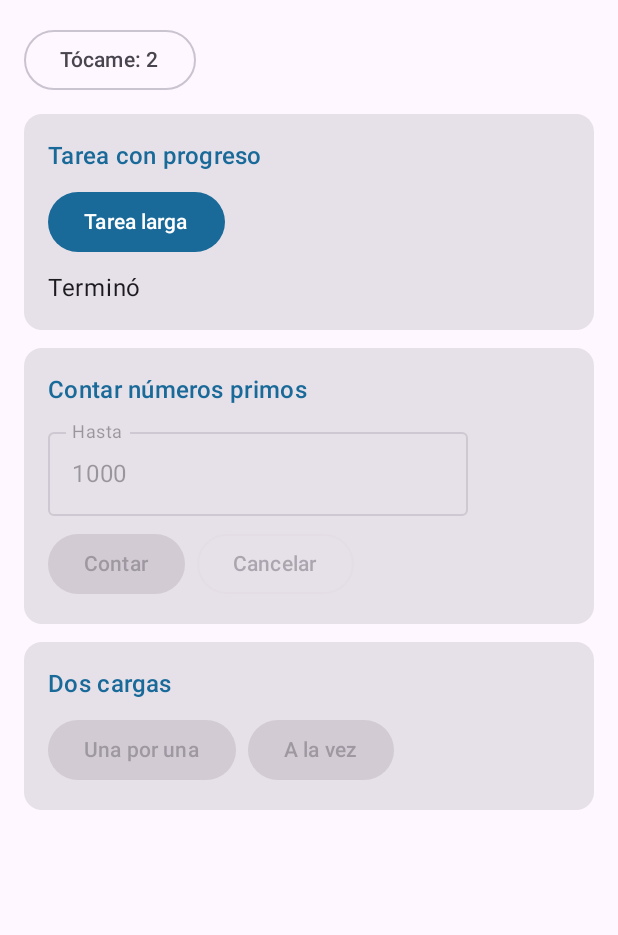
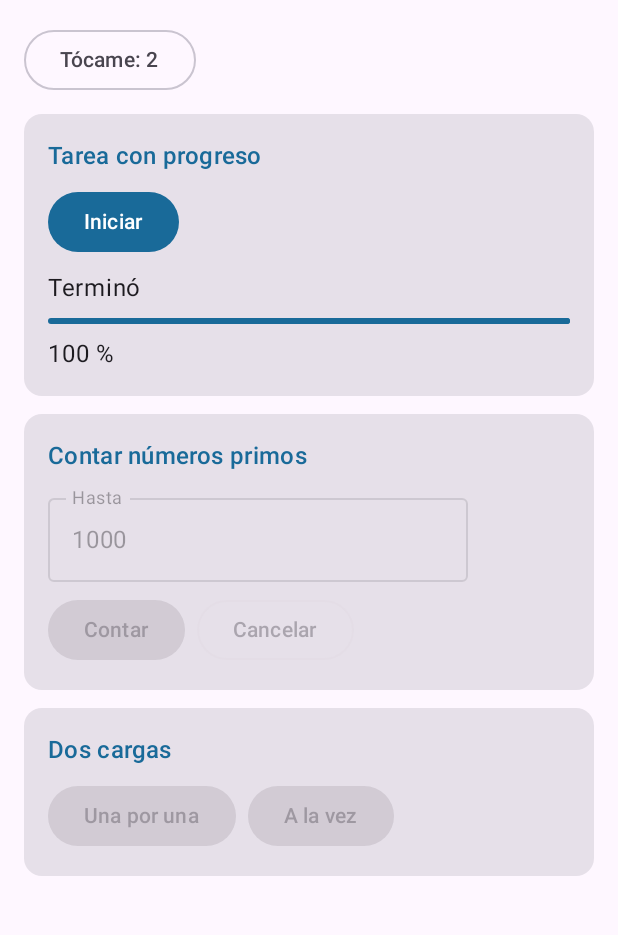
Before and after one commit to huancogrecia/CentroTareas_Huanco, an Android app built with Jetpack Compose: the screen it shows after launch (MainActivity), after a tap on an icon or button, on a phone screen of 412 x 824 dp, the part 96-1031 px from its top. Run offline under Robolectric (Android 15) with nearby library versions, the phone set to English and light mode, and no system bars; 2 other taps on this screen came first.

Commit message:
feat(progreso): agrega barra de progreso con StateFlow

```diff
--- a/app/src/main/java/com/huanco/centrotareas/ui/PantallaTareas.kt
+++ b/app/src/main/java/com/huanco/centrotareas/ui/PantallaTareas.kt
@@ -8,12 +8,14 @@ import androidx.compose.runtime.*
 import androidx.compose.runtime.saveable.rememberSaveable
 import androidx.compose.ui.Modifier
 import androidx.compose.ui.unit.dp
+import kotlin.math.roundToInt
 import com.huanco.centrotareas.viewmodel.TareasViewModel
 
 @OptIn(ExperimentalMaterial3Api::class)
 @Composable
 fun PantallaTareas(vm: TareasViewModel) {
     val mensaje by vm.mensaje.collectAsState()
+    val progreso by vm.progreso.collectAsState()
     var toques by rememberSaveable { mutableIntStateOf(0) }
 
     Scaffold(
@@ -37,9 +39,14 @@ fun PantallaTareas(vm: TareasViewModel) {
             }
             TarjetaTarea("Tarea con progreso") {
                 Button(onClick = vm::tareaLarga) {
-                    Text("Tarea larga")
+                    Text("Iniciar")
                 }
                 Text(mensaje)
+                LinearProgressIndicator(
+                    progress = { progreso },
+                    modifier = Modifier.fillMaxWidth()
+                )
+                Text("${(progreso * 100).roundToInt()} %")
             }
             TarjetaTarea("Contar números primos") {
                 OutlinedTextField(
--- a/app/src/main/java/com/huanco/centrotareas/viewmodel/TareasViewModel.kt
+++ b/app/src/main/java/com/huanco/centrotareas/viewmodel/TareasViewModel.kt
@@ -18,6 +18,9 @@ class TareasViewModel(private val repo: TareasRepository) : ViewModel() {
     private val _mensaje = MutableStateFlow("Listo")
     val mensaje: StateFlow<String> = _mensaje.asStateFlow()
 
+    private val _progreso = MutableStateFlow(0f)
+    val progreso: StateFlow<Float> = _progreso.asStateFlow()
+
     private val _primos = MutableStateFlow<PrimosUi>(PrimosUi.Inicial)
     val primos: StateFlow<PrimosUi> = _primos.asStateFlow()
 
@@ -26,11 +29,15 @@ class TareasViewModel(private val repo: TareasRepository) : ViewModel() {
 
     fun tareaLarga() {
         viewModelScope.launch {
+            _progreso.value = 0f
             _mensaje.value = "Trabajando..."
             Log.d("HILO", "Antes: ${Thread.currentThread().name}")
             withContext(Dispatchers.Default) {
                 Log.d("HILO", "Dentro: ${Thread.currentThread().name}")
-                delay(4000)
+                for (i in 1..100) {
+                    delay(40)
+                    _progreso.value = i / 100f
+                }
             }
             Log.d("HILO", "Despues: ${Thread.currentThread().name}")
             _mensaje.value = "Terminó"
```
